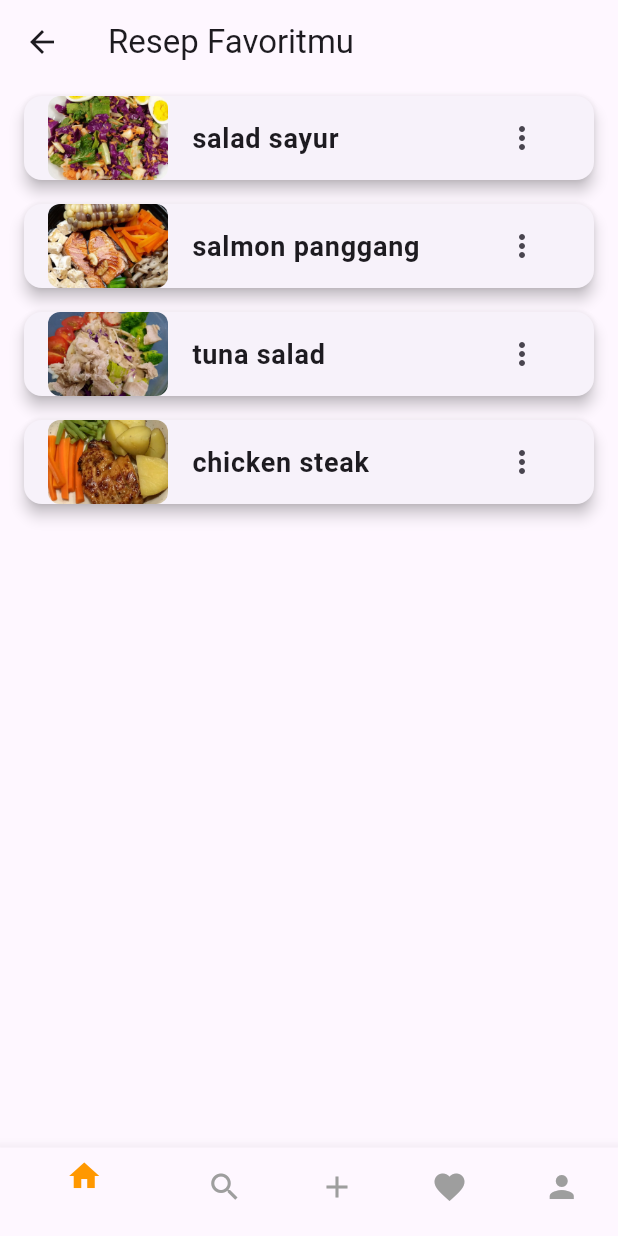
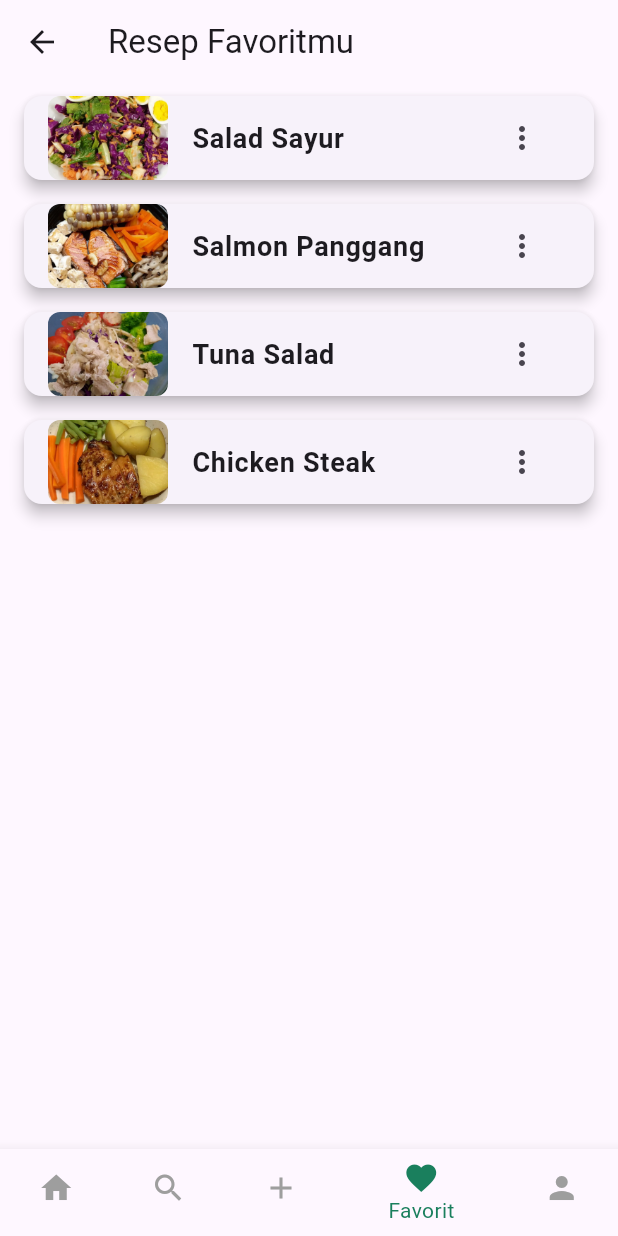
Before and after one commit to fitriangriyani/fondend, a Flutter app: the screen it shows after launch, item 4 of the bottom bar chosen, on a phone screen of 412 x 824 dp. Run offline on Flutter 3.47's test engine with Material 3 defaults, Android fonts, the phone set to English and light mode, and no system bars; our stand-ins replace google_fonts.

Commit message:
favorites.dart

```diff
--- a/lib/favorites.dart
+++ b/lib/favorites.dart
@@ -1,21 +1,25 @@
 import 'package:flutter/material.dart';
+import 'profile.dart';
+import 'upload.dart';
+import 'search.dart';
+import 'beranda.dart';
 
 void main() {
-  runApp(FavoriteRecipesPage());
+  runApp(MyApp());
 }
 
-// class MyApp extends StatelessWidget {
-//   @override
-//   Widget build(BuildContext context) {
-//     return MaterialApp(
-//       title: 'Resep Favoritmu',
-//       theme: ThemeData(
-//         primarySwatch: Colors.orange,
-//       ),
-//       home: FavoriteRecipesPage(),
-//     );
-//   }
-// }
+class MyApp extends StatelessWidget {
+  @override
+  Widget build(BuildContext context) {
+    return MaterialApp(
+      title: 'Resep Favoritmu',
+      theme: ThemeData(
+        primarySwatch: Colors.orange,
+      ),
+      home: FavoriteRecipesPage(),
+    );
+  }
+}
 
 class FavoriteRecipesPage extends StatefulWidget {
   @override
@@ -25,10 +29,10 @@ class FavoriteRecipesPage extends StatefulWidget {
 class _FavoriteRecipesPageState extends State<FavoriteRecipesPage> {
   // Daftar dummy resep favorit
   List<Map<String, String>> favoriteRecipes = [
-    {'title': 'salad sayur', 'image': 'assets/gambar/salad_sayur.jpg'},
-    {'title': 'salmon panggang', 'image': 'assets/gambar/salmon_panggang.jpg'},
-    {'title': 'tuna salad', 'image': 'assets/gambar/tuna_salad.jpg'},
-    {'title': 'chicken steak', 'image': 'assets/gambar/chicken_steak.jpg'},
+    {'title': 'Salad Sayur', 'image': 'assets/gambar/salad_sayur.jpg'},
+    {'title': 'Salmon Panggang', 'image': 'assets/gambar/salmon_panggang.jpg'},
+    {'title': 'Tuna Salad', 'image': 'assets/gambar/tuna_salad.jpg'},
+    {'title': 'Chicken Steak', 'image': 'assets/gambar/chicken_steak.jpg'},
   ];
 
   // Fungsi untuk menghapus item dari daftar
@@ -38,7 +42,41 @@ class _FavoriteRecipesPageState extends State<FavoriteRecipesPage> {
     });
   }
 
-  int _currentIndex = 0;
+  int _currentIndex = 3;
+
+  void _navigateToPage(BuildContext context, int index) {
+    switch (index) {
+      case 0:
+        Navigator.push(
+          context,
+          MaterialPageRoute(builder: (context) => HomePage()),
+        );
+        break;
+      case 1:
+        Navigator.push(
+          context,
+          MaterialPageRoute(builder: (context) => SlimChefScreen()),
+        );
+        break;
+      case 2:
+        Navigator.push(
+          context,
+          MaterialPageRoute(builder: (context) => HalamanTambahResep()),
+        );
+        break;
+      case 3:
+        // Tetap di halaman ini
+        break;
+      case 4:
+        Navigator.push(
+          context,
+          MaterialPageRoute(builder: (context) => Profile()),
+        );
+        break;
+      default:
+        break;
+    }
+  }
 
   @override
   Widget build(BuildContext context) {
@@ -93,15 +131,16 @@ class _FavoriteRecipesPageState extends State<FavoriteRecipesPage> {
           setState(() {
             _currentIndex = index;
           });
+          _navigateToPage(context, index);
         },
         items: [
-          BottomNavigationBarItem(icon: Icon(Icons.home), label: ''),
-          BottomNavigationBarItem(icon: Icon(Icons.search), label: ''),
-          BottomNavigationBarItem(icon: Icon(Icons.add), label: ''),
-          BottomNavigationBarItem(icon: Icon(Icons.favorite), label: ''),
-          BottomNavigationBarItem(icon: Icon(Icons.person), label: ''),
+          BottomNavigationBarItem(icon: Icon(Icons.home), label: 'Home'),
+          BottomNavigationBarItem(icon: Icon(Icons.search), label: 'Cari'),
+          BottomNavigationBarItem(icon: Icon(Icons.add), label: 'Tambah'),
+          BottomNavigationBarItem(icon: Icon(Icons.favorite), label: 'Favorit'),
+          BottomNavigationBarItem(icon: Icon(Icons.person), label: 'Profil'),
         ],
-        selectedItemColor: Colors.orange,
+        selectedItemColor: Color(0xFF1A7F5D),
         unselectedItemColor: Colors.grey,
       ),
     );
```
